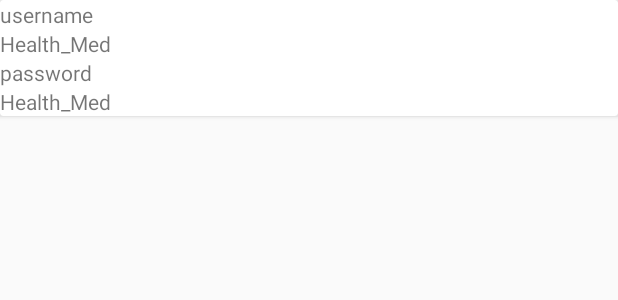
After one commit to agmeag22/Health_Med, an Android app: the layout element_user.xml on its own in the app's theme, with its tools: preview values and no code run, on a phone screen of 412 x 824 dp. The commit adds this screen. Shown: the top 300 px of the screen. Run offline under Robolectric (Android 15) with nearby library versions, the phone set to English and light mode, and no system bars.

Commit message:
Creado un recycler view de ejemplo para comprobar el correcto funcionamiento de la persistencia.

```diff
--- a/app/src/main/java/com/secondsave/health_med/Repository/HealthMedRepository.java
+++ b/app/src/main/java/com/secondsave/health_med/Repository/HealthMedRepository.java
@@ -17,6 +17,7 @@ public class HealthMedRepository {
     public HealthMedRepository(Application application) {
         HealthMedDatabase db = HealthMedDatabase.getDatabase(application);
         mUserDao = db.userDao();
+        mUsers = mUserDao.getAllUsers();
     }
 
     public LiveData<List<User>> getAllUsers() {
--- a/app/src/main/java/com/secondsave/health_med/ViewModels/HealthMedViewModel.java
+++ b/app/src/main/java/com/secondsave/health_med/ViewModels/HealthMedViewModel.java
@@ -21,7 +21,7 @@ public class HealthMedViewModel extends AndroidViewModel {
         mAllUsers = mRepository.getAllUsers();
     }
 
-    LiveData<List<User>> getAllUsers() {
+    public LiveData<List<User>> getAllUsers() {
         return mAllUsers;
     }
 
--- a/app/src/main/res/layout/activity_main.xml
+++ b/app/src/main/res/layout/activity_main.xml
@@ -13,6 +13,8 @@
         android:layout_width="match_parent"
         android:layout_height="match_parent" />
 
+
+
     <android.support.design.widget.NavigationView
         android:id="@+id/nav_view"
         android:layout_width="wrap_content"
--- a/app/src/main/res/layout/content_main.xml
+++ b/app/src/main/res/layout/content_main.xml
@@ -9,6 +9,10 @@
     tools:showIn="@layout/app_bar_main"
     android:id="@+id/content">
 
+    <android.support.v7.widget.RecyclerView
+        android:id="@+id/recycler"
+        android:layout_width="match_parent"
+        android:layout_height="wrap_content"></android.support.v7.widget.RecyclerView>
 
 
 </android.support.constraint.ConstraintLayout>
--- /dev/null
+++ b/app/src/main/res/layout/element_user.xml
@@ -0,0 +1,28 @@
+<?xml version="1.0" encoding="utf-8"?>
+<android.support.v7.widget.CardView xmlns:android="http://schemas.android.com/apk/res/android"
+    android:orientation="vertical" android:layout_width="match_parent"
+    android:layout_height="wrap_content">
+<LinearLayout
+    android:orientation="vertical"
+    android:layout_width="match_parent"
+    android:layout_height="wrap_content">
+    <TextView
+        android:layout_width="match_parent"
+        android:layout_height="wrap_content"
+        android:text="username"/>
+    <TextView
+        android:id="@+id/username_txt"
+        android:layout_width="match_parent"
+        android:layout_height="wrap_content"
+        android:text="@string/app_name"/>
+    <TextView
+        android:layout_width="match_parent"
+        android:layout_height="wrap_content"
+        android:text="password"/>
+    <TextView
+        android:id="@+id/passwort_txt"
+        android:layout_width="match_parent"
+        android:layout_height="wrap_content"
+        android:text="@string/app_name"/>
+</LinearLayout>
+</android.support.v7.widget.CardView>
```
Also changed, not shown: app/build.gradle (+7 -7 lines), app/src/main/java/com/secondsave/health_med/Activities/MainActivity.java (+29 -0 lines), app/src/main/java/com/secondsave/health_med/Adapters/UserAdapter.java (added, +54 -0 lines), app/src/main/java/com/secondsave/health_med/Database/HealthMedDatabase.java (+36 -1 lines).
